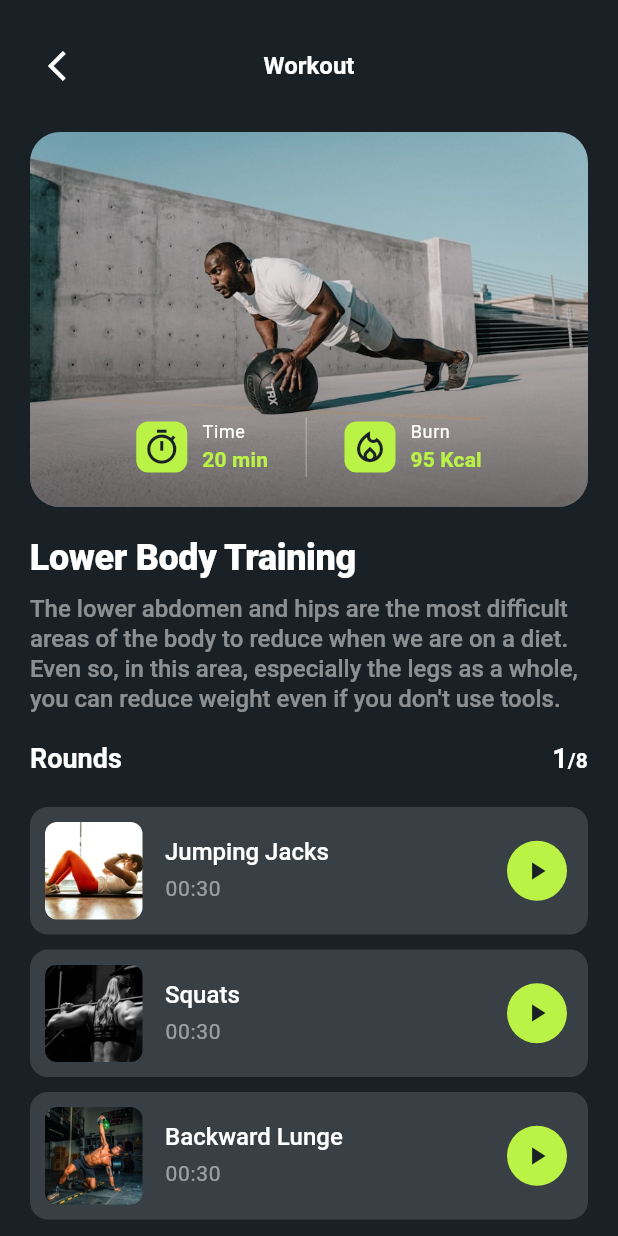
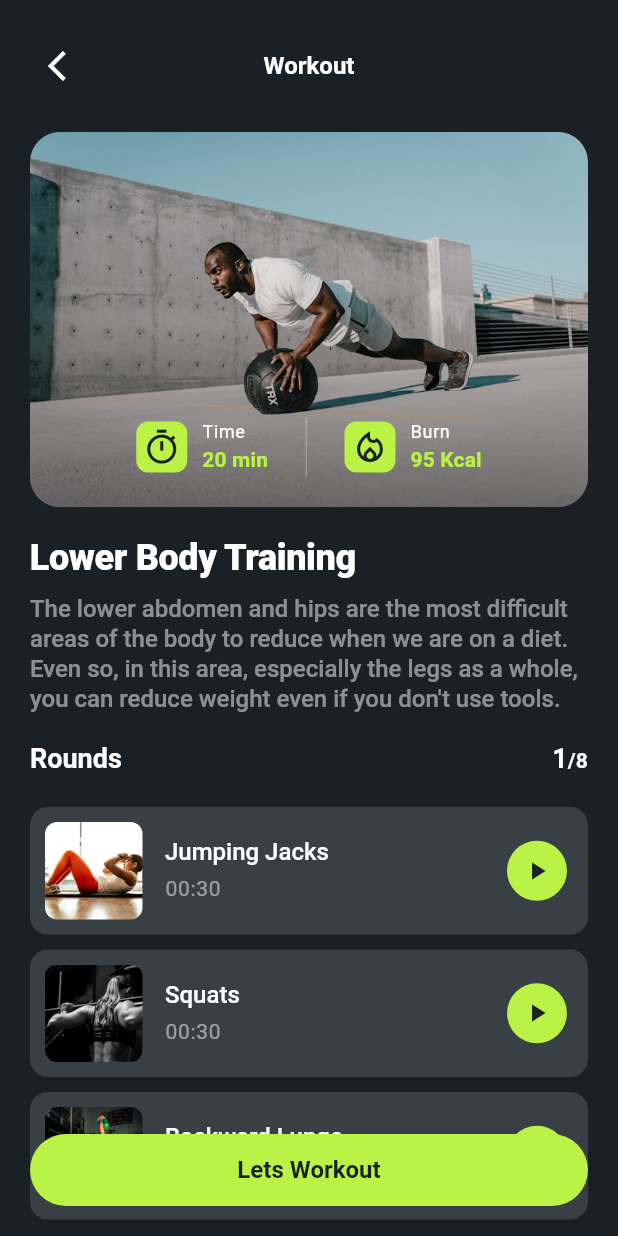
Before and after one commit to Reh4m/fitness-app-template, a Flutter app: the WorkoutScreen screen opened by its route, on a phone screen of 412 x 824 dp. Run offline on Flutter 3.47's test engine with Material 3 defaults, Android fonts, the phone set to English and light mode, and no system bars; our stand-ins replace google_fonts, hugeicons.

Commit message:
Feat (WorkoutScreen): Build bottom button

```diff
--- a/lib/src/screens/workout/index.dart
+++ b/lib/src/screens/workout/index.dart
@@ -1,5 +1,6 @@
 import 'package:fitness_app/src/screens/workout/widgets/exercise_item.dart';
 import 'package:fitness_app/src/themes/index.dart';
+import 'package:fitness_app/src/widgets/common/primary_button.dart';
 import 'package:flutter/material.dart';
 
 class WorkoutScreen extends StatelessWidget {
@@ -7,6 +8,8 @@ class WorkoutScreen extends StatelessWidget {
 
   @override
   Widget build(BuildContext context) {
+    const double bottomNavBarHeight = 48;
+
     return Theme(
       data: AppTheme.dark,
       child: Builder(
@@ -15,7 +18,10 @@ class WorkoutScreen extends StatelessWidget {
 
           return Scaffold(
             body: SafeArea(
-              child: SingleChildScrollView(
+              child: Stack(
+                fit: StackFit.expand,
+                children: [
+                  SingleChildScrollView(
                     physics: const AlwaysScrollableScrollPhysics(),
                     child: Padding(
                       padding: const EdgeInsets.symmetric(horizontal: 20),
@@ -23,7 +29,7 @@ class WorkoutScreen extends StatelessWidget {
                         crossAxisAlignment: CrossAxisAlignment.start,
                         children: <Widget>[
                           const SizedBox(height: 20),
-                      _buildScreenHeader(theme),
+                          _buildScreenHeader(context, theme),
                           const SizedBox(height: 20),
                           Stack(
                             alignment: Alignment.bottomCenter,
@@ -39,10 +45,23 @@ class WorkoutScreen extends StatelessWidget {
                           _buildWorkoutDescription(theme),
                           const SizedBox(height: 20),
                           _buildRoundsSection(theme),
-                      const SizedBox(height: 20),
+                          // Extra space to allow for scrolling above the button
+                          const SizedBox(height: bottomNavBarHeight + 40),
                         ],
                       ),
                     ),
+                  ),
+                  Positioned(
+                    bottom: 20,
+                    left: 20,
+                    right: 20,
+                    child: PrimaryButton(
+                      onPressed: () {},
+                      text: 'Lets Workout',
+                      variant: ButtonColorVariant.primary,
+                    ),
+                  ),
+                ],
               ),
             ),
           );
@@ -51,10 +70,13 @@ class WorkoutScreen extends StatelessWidget {
     );
   }
 
-  Widget _buildScreenHeader(ThemeData theme) {
+  Widget _buildScreenHeader(BuildContext context, ThemeData theme) {
     return Row(
       children: <Widget>[
-        IconButton(onPressed: () {}, icon: const Icon(Icons.arrow_back_ios)),
+        IconButton(
+          onPressed: () => Navigator.pop(context),
+          icon: const Icon(Icons.arrow_back_ios),
+        ),
         Expanded(
           child: Text(
             'Workout',
```
Lines whose indentation alone changed are shown as unchanged.
